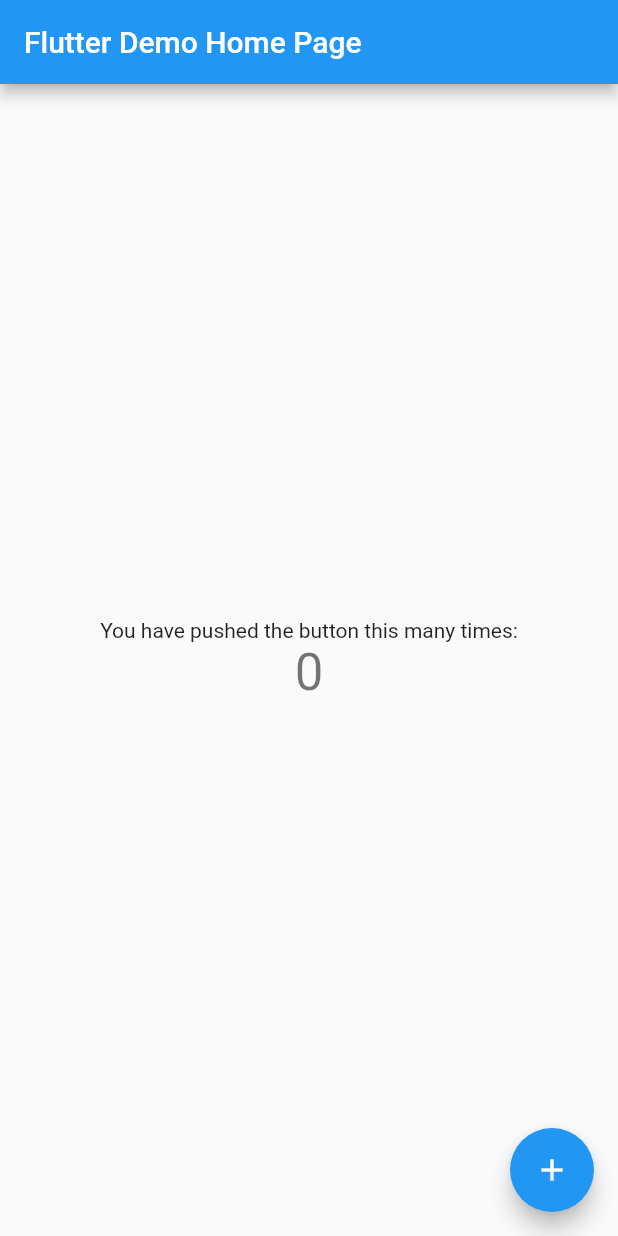
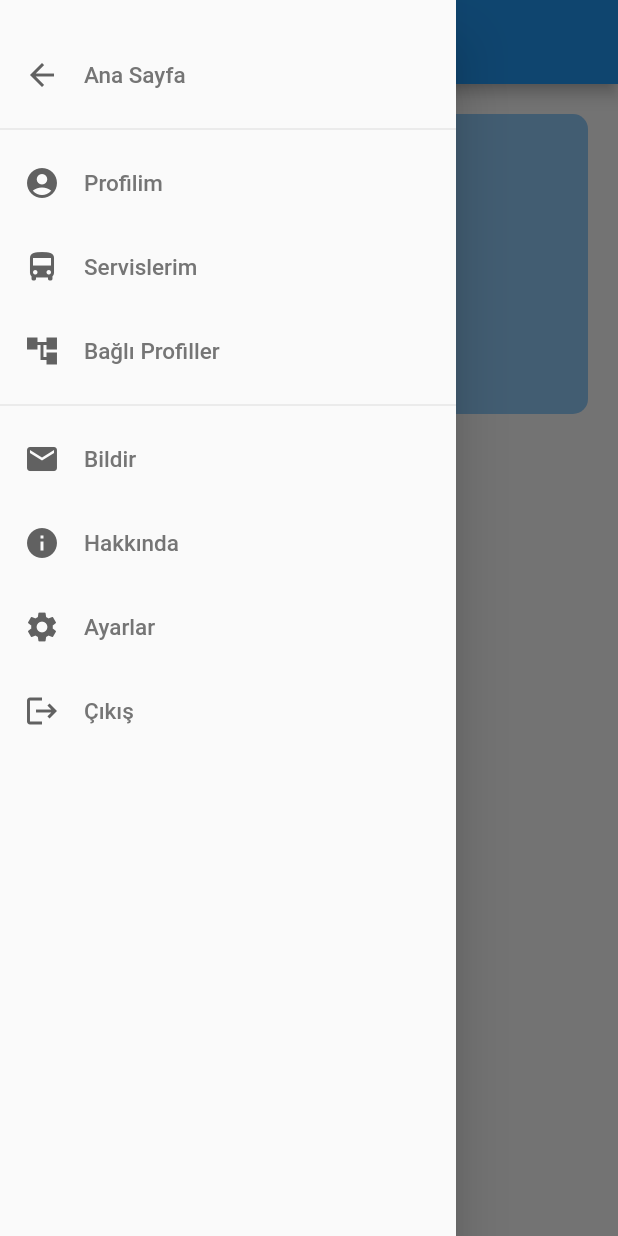
Before and after one commit to adenzu/Project-Vega, a Flutter app: the screen it shows after launch, with the side drawer open (before the commit the screen has no drawer), on a phone screen of 412 x 824 dp. Run offline on Flutter 3.47's test engine with Material 2 defaults, Android fonts, the light colour scheme and no system bars.

Commit message:
PV-13 PV-18 PV-19 #comment Added a top bar, a slide-over menu with currently dummy buttons, and brief subscribed shuttles and child profiles info box with dummy data to show.

```diff
--- a/app/lib/main.dart
+++ b/app/lib/main.dart
@@ -1,115 +1,39 @@
 import 'package:flutter/material.dart';
 
-void main() {
-  runApp(const MyApp());
+import 'main/page.dart';
+
+void main() => runApp(const MyApp());
+
+class MyApp extends StatefulWidget {
+  const MyApp({Key? key}) : super(key: key);
+
+  @override
+  _MyAppState createState() => _MyAppState();
 }
 
-class MyApp extends StatelessWidget {
-  const MyApp({Key? key}) : super(key: key);
+class _MyAppState extends State<MyApp> {
+  AppScreen _currentScreen = AppScreen.mainScreen;
 
-  // This widget is the root of your application.
-  @override
-  Widget build(BuildContext context) {
-    return MaterialApp(
-      title: 'Flutter Demo',
-      theme: ThemeData(
-        // This is the theme of your application.
-        //
-        // Try running your application with "flutter run". You'll see the
-        // application has a blue toolbar. Then, without quitting the app, try
-        // changing the primarySwatch below to Colors.green and then invoke
-        // "hot reload" (press "r" in the console where you ran "flutter run",
-        // or simply save your changes to "hot reload" in a Flutter IDE).
-        // Notice that the counter didn't reset back to zero; the application
-        // is not restarted.
-        primarySwatch: Colors.blue,
-      ),
-      home: const MyHomePage(title: 'Flutter Demo Home Page'),
-    );
-  }
-}
-
-class MyHomePage extends StatefulWidget {
-  const MyHomePage({Key? key, required this.title}) : super(key: key);
-
-  // This widget is the home page of your application. It is stateful, meaning
-  // that it has a State object (defined below) that contains fields that affect
-  // how it looks.
-
-  // This class is the configuration for the state. It holds the values (in this
-  // case the title) provided by the parent (in this case the App widget) and
-  // used by the build method of the State. Fields in a Widget subclass are
-  // always marked "final".
-
-  final String title;
-
-  @override
-  State<MyHomePage> createState() => _MyHomePageState();
-}
-
-class _MyHomePageState extends State<MyHomePage> {
-  int _counter = 0;
-
-  void _incrementCounter() {
+  void _switchScreen(AppScreen screen) {
     setState(() {
-      // This call to setState tells the Flutter framework that something has
-      // changed in this State, which causes it to rerun the build method below
-      // so that the display can reflect the updated values. If we changed
-      // _counter without calling setState(), then the build method would not be
-      // called again, and so nothing would appear to happen.
-      _counter++;
+      _currentScreen = screen;
     });
   }
 
   @override
   Widget build(BuildContext context) {
-    // This method is rerun every time setState is called, for instance as done
-    // by the _incrementCounter method above.
-    //
-    // The Flutter framework has been optimized to make rerunning build methods
-    // fast, so that you can just rebuild anything that needs updating rather
-    // than having to individually change instances of widgets.
-    return Scaffold(
-      appBar: AppBar(
-        // Here we take the value from the MyHomePage object that was created by
-        // the App.build method, and use it to set our appbar title.
-        title: Text(widget.title),
-      ),
-      body: Center(
-        // Center is a layout widget. It takes a single child and positions it
-        // in the middle of the parent.
-        child: Column(
-          // Column is also a layout widget. It takes a list of children and
-          // arranges them vertically. By default, it sizes itself to fit its
-          // children horizontally, and tries to be as tall as its parent.
-          //
-          // Invoke "debug painting" (press "p" in the console, choose the
-          // "Toggle Debug Paint" action from the Flutter Inspector in Android
-          // Studio, or the "Toggle Debug Paint" command in Visual Studio Code)
-          // to see the wireframe for each widget.
-          //
-          // Column has various properties to control how it sizes itself and
-          // how it positions its children. Here we use mainAxisAlignment to
-          // center the children vertically; the main axis here is the vertical
-          // axis because Columns are vertical (the cross axis would be
-          // horizontal).
-          mainAxisAlignment: MainAxisAlignment.center,
-          children: <Widget>[
-            const Text(
-              'You have pushed the button this many times:',
-            ),
-            Text(
-              '$_counter',
-              style: Theme.of(context).textTheme.headline4,
-            ),
-          ],
-        ),
-      ),
-      floatingActionButton: FloatingActionButton(
-        onPressed: _incrementCounter,
-        tooltip: 'Increment',
-        child: const Icon(Icons.add),
-      ), // This trailing comma makes auto-formatting nicer for build methods.
-    );
+    Widget returned;
+
+    switch (_currentScreen) {
+      case AppScreen.mainScreen:
+        returned = MainScreen();
+        break;
+      default:
+        returned = MaterialApp();
+    }
+
+    return returned;
   }
 }
+
+enum AppScreen { mainScreen }
--- /dev/null
+++ b/app/lib/main/body.dart
@@ -0,0 +1,16 @@
+import 'package:flutter/material.dart';
+
+import 'list_block.dart';
+
+class MainBody extends StatelessWidget {
+  const MainBody({Key? key}) : super(key: key);
+
+  @override
+  Widget build(BuildContext context) {
+    return Column(
+      children: const <Widget>[
+        ListBlock(),
+      ],
+    );
+  }
+}
--- /dev/null
+++ b/app/lib/main/list_block.dart
@@ -0,0 +1,37 @@
+import 'page_list.dart';
+import 'package:flutter/material.dart';
+
+class ListBlock extends StatelessWidget {
+  const ListBlock({Key? key}) : super(key: key);
+
+  @override
+  Widget build(BuildContext context) {
+    return Container(
+      height: 200,
+      margin: const EdgeInsets.all(20),
+      decoration: BoxDecoration(
+        color: Colors.blue[200],
+        borderRadius: const BorderRadius.all(Radius.circular(10)),
+        border: Border.all(
+          width: 10,
+          style: BorderStyle.none,
+        ),
+      ),
+      child: PageView(
+        children: <Widget>[
+          PageList(
+            stringLists: List.generate(
+                31,
+                (index) =>
+                    ["${index + 1}", "OTOGAR-KARAMAN", "${69 - index}dk"]),
+          ),
+          PageList(
+            stringLists: const [
+              ["Eren Çakar", "Oğul"],
+            ],
+          ),
+        ],
+      ),
+    );
+  }
+}
--- /dev/null
+++ b/app/lib/main/page.dart
@@ -0,0 +1,24 @@
+import 'package:flutter/material.dart';
+
+import 'slide_menu.dart';
+import 'body.dart';
+
+class MainScreen extends StatelessWidget {
+  const MainScreen({Key? key}) : super(key: key);
+
+  @override
+  Widget build(BuildContext context) {
+    return MaterialApp(
+      home: Scaffold(
+        appBar: AppBar(
+          title: const Text(
+            "Project-Vega",
+          ),
+          centerTitle: true,
+        ),
+        drawer: SlideMenu(),
+        body: MainBody(),
+      ),
+    );
+  }
+}
--- /dev/null
+++ b/app/lib/main/page_list.dart
@@ -0,0 +1,32 @@
+import 'page_row.dart';
+import 'package:flutter/material.dart';
+
+// ignore: must_be_immutable
+class PageList extends StatelessWidget {
+  List<Widget?>? leadings;
+  final List<List<String>> stringLists;
+
+  PageList({
+    this.leadings,
+    this.stringLists = const [],
+  });
+
+  @override
+  Widget build(BuildContext context) {
+    if (leadings == null) {
+      leadings = List.filled(stringLists.length, null);
+    } else if (stringLists.length > leadings!.length) {
+      leadings!
+          .addAll(List.filled(stringLists.length - leadings!.length, null));
+    }
+    return ListView.builder(
+      itemCount: stringLists.length,
+      itemBuilder: (BuildContext context, int index) {
+        return PageRow(
+          leading: leadings![index],
+          stringChildren: stringLists[index],
+        );
+      },
+    );
+  }
+}
--- /dev/null
+++ b/app/lib/main/page_row.dart
@@ -0,0 +1,28 @@
+import 'package:flutter/material.dart';
+
+class PageRow extends StatelessWidget {
+  final double? height;
+  final Widget? leading;
+  final List<String> stringChildren;
+
+  const PageRow({
+    this.height,
+    this.leading,
+    this.stringChildren = const [],
+  });
+
+  @override
+  Widget build(BuildContext context) {
+    return SizedBox(
+      height: height,
+      child: Row(
+        children: leading == null
+            ? stringChildren.map((e) => Expanded(child: Text(e))).toList()
+            : [
+                leading as Widget,
+                ...stringChildren.map((e) => Expanded(child: Text(e))).toList(),
+              ],
+      ),
+    );
+  }
+}
--- /dev/null
+++ b/app/lib/main/slide_menu.dart
@@ -0,0 +1,89 @@
+import 'package:flutter/material.dart';
+
+import 'slide_menu_tile.dart';
+
+class SlideMenu extends StatelessWidget {
+  final List<Map<String, Object>> menuTiles = [
+    {
+      "isDivider": false,
+      "title": "Ana Sayfa",
+      "iconData": Icons.arrow_back,
+      "onTap": (BuildContext context) => Navigator.pop(context),
+    },
+    {
+      "isDivider": true,
+    },
+    {
+      "isDivider": false,
+      "title": "Profilim",
+      "iconData": Icons.account_circle,
+      "onTap": (BuildContext context) {},
+    },
+    {
+      "isDivider": false,
+      "title": "Servislerim",
+      "iconData": Icons.directions_bus,
+      "onTap": (BuildContext context) {},
+    },
+    {
+      "isDivider": false,
+      "title": "Bağlı Profiller",
+      "iconData": Icons.account_tree,
+      "onTap": (BuildContext context) {},
+    },
+    {
+      "isDivider": true,
+    },
+    {
+      "isDivider": false,
+      "title": "Bildir",
+      "iconData": Icons.mail,
+      "onTap": (BuildContext context) {},
+    },
+    {
+      "isDivider": false,
+      "title": "Hakkında",
+      "iconData": Icons.info,
+      "onTap": (BuildContext context) {},
+    },
+    {
+      "isDivider": false,
+      "title": "Ayarlar",
+      "iconData": Icons.settings,
+      "onTap": (BuildContext context) {},
+    },
+    {
+      "isDivider": false,
+      "title": "Çıkış",
+      "iconData": Icons.logout,
+      "onTap": (BuildContext context) {},
+    },
+  ];
+
+  SlideMenu({Key? key}) : super(key: key);
+
+  @override
+  Widget build(BuildContext context) {
+    return Drawer(
+      child: ListView.builder(
+        padding: const EdgeInsets.only(
+          top: 22,
+        ),
+        itemCount: menuTiles.length,
+        itemBuilder: (BuildContext context, int index) {
+          var tile = menuTiles[index];
+
+          if (tile["isDivider"] as bool) {
+            return const Divider();
+          } else {
+            return SlideMenuTile(
+              title: tile["title"] as String,
+              iconData: tile["iconData"] as IconData,
+              onTap: () => (tile["onTap"] as Function)(context),
+            );
+          }
+        },
+      ),
+    );
+  }
+}
--- /dev/null
+++ b/app/lib/main/slide_menu_tile.dart
@@ -0,0 +1,32 @@
+import 'package:flutter/material.dart';
+
+class SlideMenuTile extends StatelessWidget {
+  final String title;
+  final IconData iconData;
+  final void Function()? onTap;
+
+  const SlideMenuTile({
+    required this.title,
+    required this.iconData,
+    this.onTap,
+  });
+
+  @override
+  Widget build(BuildContext context) {
+    return ListTile(
+      leading: Icon(
+        iconData,
+        color: Colors.grey[700],
+      ),
+      title: Text(
+        title,
+        style: TextStyle(
+          fontSize: 15,
+          color: Colors.grey[600],
+        ),
+      ),
+      horizontalTitleGap: 0,
+      onTap: onTap,
+    );
+  }
+}
```
Also changed, not shown: 1 other file.
